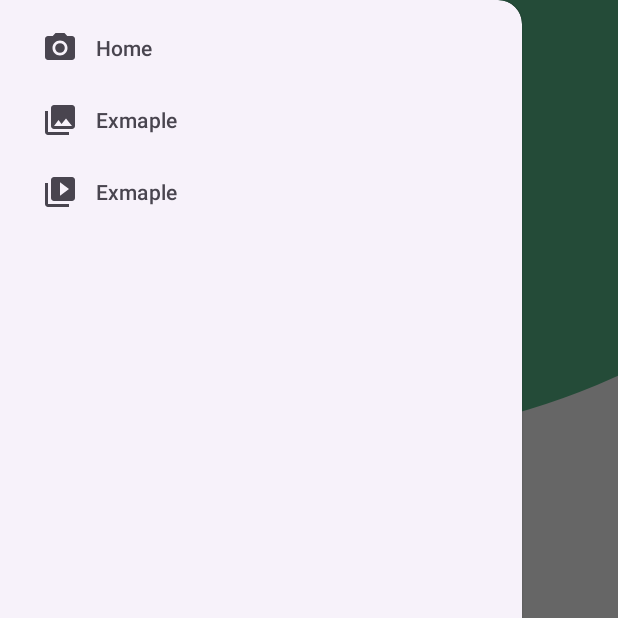
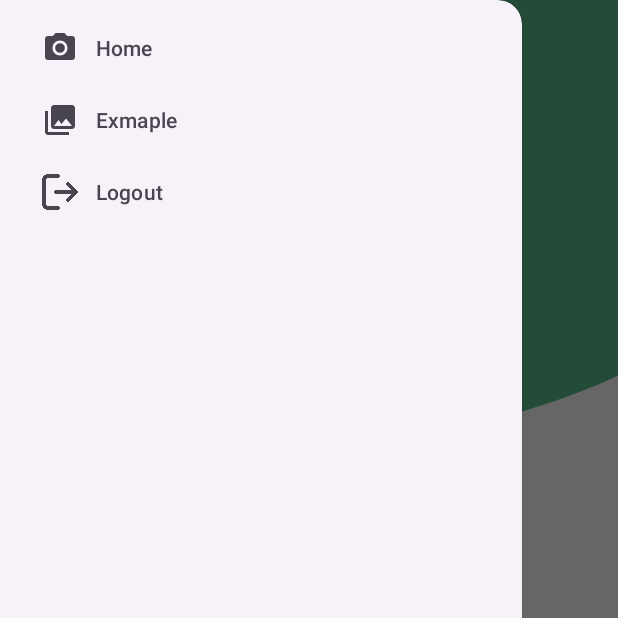
Before and after one commit to phamdanhhuong/Library_Mobile, an Android app: the BaseActivity screen opened directly, with no data from a screen before it, with the side drawer open, on a phone screen of 412 x 824 dp, the top half of it. Run offline under Robolectric (Android 15) with nearby library versions, the light colour scheme and no system bars; 2 statements that could not run were skipped.

Commit message:
Thêm logout

```diff
--- a/app/src/main/java/com/phamhuong/library/BaseActivity.java
+++ b/app/src/main/java/com/phamhuong/library/BaseActivity.java
@@ -1,6 +1,8 @@
 package com.phamhuong.library;
 
 import android.annotation.SuppressLint;
+import android.content.Intent;
+import android.content.SharedPreferences;
 import android.os.Bundle;
 import android.view.MenuItem;
 
@@ -66,6 +68,10 @@ public class BaseActivity extends AppCompatActivity {
 
         if (id == R.id.nav_home) {
             fragment = new HomeFragment();
+        } else if (id == R.id.nav_logout) {
+            Intent intent = new Intent(BaseActivity.this, LoginActivity.class);
+            startActivity(intent);
+            finish();
         }
 
         if (fragment != null) {
--- a/app/src/main/java/com/phamhuong/library/HomeFragment.java
+++ b/app/src/main/java/com/phamhuong/library/HomeFragment.java
@@ -1,5 +1,8 @@
 package com.phamhuong.library;
 
+import static android.content.Context.MODE_PRIVATE;
+
+import android.content.SharedPreferences;
 import android.os.Bundle;
 import android.util.Log;
 import android.view.LayoutInflater;
@@ -38,22 +41,8 @@ public class HomeFragment extends Fragment implements OnCategoryClickListener {
     RecyclerView rcCategory;
     RecyclerView rcBook;
     TextView txtGenre;
+    String token;
 
-
-//    @Override
-//    protected void onCreate(Bundle savedInstanceState) {
-//        super.onCreate(savedInstanceState);
-//        EdgeToEdge.enable(this);
-//        setContentView(R.layout.activity_main);
-//        ViewCompat.setOnApplyWindowInsetsListener(findViewById(R.id.main), (v, insets) -> {
-//            Insets systemBars = insets.getInsets(WindowInsetsCompat.Type.systemBars());
-//            v.setPadding(systemBars.left, systemBars.top, systemBars.right, systemBars.bottom);
-//            return insets;
-//        });
-//        init();
-//        fetchCategoty();
-//        fetchBookRecent();
-//    }
     @Nullable
     @Override
     public View onCreateView(@NonNull LayoutInflater inflater, @Nullable ViewGroup container, @Nullable Bundle savedInstanceState) {
@@ -72,9 +61,12 @@ public class HomeFragment extends Fragment implements OnCategoryClickListener {
         rcCategory = view.findViewById(R.id.rcCategory);
         rcBook = view.findViewById(R.id.rcBook);
         txtGenre = view.findViewById(R.id.tvNameCategory);
+
+        SharedPreferences sharedPreferences = getActivity().getSharedPreferences("LoginPrefs", MODE_PRIVATE);
+        token = sharedPreferences.getString("token", "");
     }
     private void fetchCategoty(){
-        apiService = RetrofitClient.getRetrofit().create(APIService.class);
+        apiService = RetrofitClient.getRetrofit(token).create(APIService.class);
         Call<List<Category>> call = apiService.getCategoryAll();
         call.enqueue(new Callback<List<Category>>() {
             @Override
@@ -95,7 +87,7 @@ public class HomeFragment extends Fragment implements OnCategoryClickListener {
         });
     }
     public void fetchBookRecent(){
-        apiService = RetrofitClient.getRetrofit().create(APIService.class);
+        apiService = RetrofitClient.getRetrofit(token).create(APIService.class);
         Call<List<Book>> call = apiService.getBookRecent();
         call.enqueue(new Callback<List<Book>>() {
             @Override
@@ -119,7 +111,7 @@ public class HomeFragment extends Fragment implements OnCategoryClickListener {
     }
 
     public void fetchBookByCategory(String genre){
-        apiService = RetrofitClient.getRetrofit().create(APIService.class);
+        apiService = RetrofitClient.getRetrofit(token).create(APIService.class);
         Call<List<Book>> call = apiService.getBookByCategory(genre);
         call.enqueue(new Callback<List<Book>>() {
             @Override
--- /dev/null
+++ b/app/src/main/java/com/phamhuong/library/model/AuthInterceptor.java
@@ -0,0 +1,25 @@
+package com.phamhuong.library.model;
+
+import java.io.IOException;
+
+import okhttp3.Interceptor;
+import okhttp3.Request;
+import okhttp3.Response;
+
+public class AuthInterceptor implements Interceptor {
+
+    private String token;
+
+    public AuthInterceptor(String token) {
+        this.token = token;
+    }
+
+    @Override
+    public Response intercept(Chain chain) throws IOException {
+        Request originalRequest = chain.request();
+        Request newRequest = originalRequest.newBuilder()
+                .header("Authorization", "Bearer " + token) // Thêm token vào header
+                .build();
+        return chain.proceed(newRequest);
+    }
+}
--- a/app/src/main/java/com/phamhuong/library/model/RetrofitClient.java
+++ b/app/src/main/java/com/phamhuong/library/model/RetrofitClient.java
@@ -1,11 +1,15 @@
 package com.phamhuong.library.model;
 
+import okhttp3.OkHttpClient;
 import retrofit2.Retrofit;
 import retrofit2.converter.gson.GsonConverterFactory;
 
 public class RetrofitClient {
     private static Retrofit retrofit;
-    public static Retrofit getRetrofit(){
+    public static Retrofit getRetrofit(String token){
+        OkHttpClient client = new OkHttpClient.Builder()
+                .addInterceptor(new AuthInterceptor(token)) // Thêm Interceptor vào Retrofit
+                .build();
         if(retrofit == null){
             retrofit = new Retrofit.Builder()
                     .baseUrl("http://192.168.1.5:8080/")
--- a/app/src/main/res/menu/activity_main_drawer.xml
+++ b/app/src/main/res/menu/activity_main_drawer.xml
@@ -13,8 +13,8 @@
             android:icon="@drawable/ic_menu_gallery"
             android:title="Exmaple" />
         <item
-            android:id="@+id/nav_slideshow"
-            android:icon="@drawable/ic_menu_slideshow"
-            android:title="Exmaple" />
+            android:id="@+id/nav_logout"
+            android:icon="@drawable/ic_logout"
+            android:title="Logout" />
     </group>
 </menu>
```
Also changed, not shown: app/src/main/java/com/phamhuong/library/LoginActivity.java (+38 -1 lines), app/src/main/res/drawable/ic_logout.png (added).
